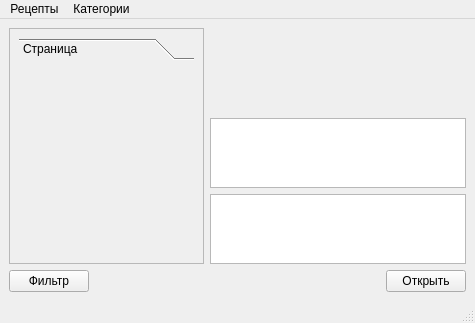
First picture: the form in mainwindow.ui, repository pi18a-group-dynamics/First-Team, before the edit.
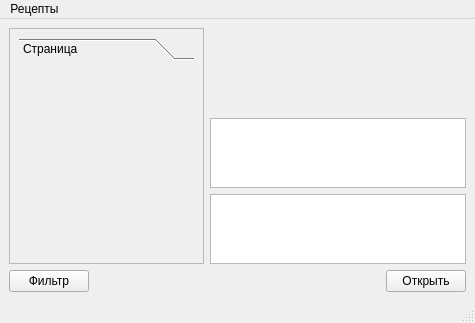
Second picture: the form after the edit. Custom widgets are drawn as their Qt base class.

Commit message: Statr form initialization

```diff
--- a/mainwindow.ui
+++ b/mainwindow.ui
@@ -160,7 +160,7 @@
      <x>0</x>
      <y>0</y>
      <width>475</width>
-     <height>22</height>
+     <height>21</height>
     </rect>
    </property>
    <widget class="QMenu" name="recipes_menu_">
@@ -171,13 +171,7 @@
     <addaction name="change_rec_"/>
     <addaction name="erase_rec_"/>
    </widget>
-   <widget class="QMenu" name="categories_menu_">
-    <property name="title">
-     <string>Категории</string>
-    </property>
-   </widget>
    <addaction name="recipes_menu_"/>
-   <addaction name="categories_menu_"/>
   </widget>
   <widget class="QStatusBar" name="statusbar"/>
   <action name="push_rec_">
```
Left out of the diff: 4 changed lines with no effect on the pictures. The commit also changes 5 other files.
